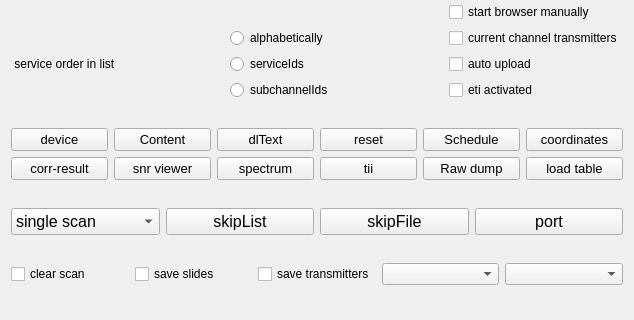
First picture: the form in qt-dab-s5/forms-v5/config-helper.ui, repository JvanKatwijk/qt-dab, before the edit; both pictures show x 0 to 634 and y 239 to 559 of the 634 by 559 pixel window.
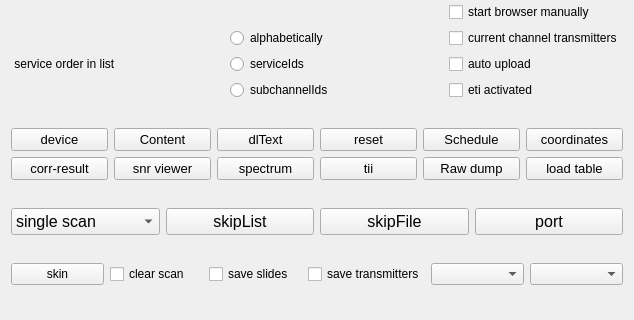
Second picture: the form after the edit. Custom widgets are drawn as their Qt base class.

Commit message: added skin selection

What changed in the file:
```diff
--- a/qt-dab-s5/forms-v5/config-helper.ui
+++ b/qt-dab-s5/forms-v5/config-helper.ui
@@ -596,6 +596,13 @@
    </item>
    <item>
     <layout class="QHBoxLayout" name="horizontalLayout_2">
+     <item>
+      <widget class="smallPushButton" name="skinSelector">
+       <property name="text">
+        <string>skin</string>
+       </property>
+      </widget>
+     </item>
      <item>
       <widget class="QCheckBox" name="clearScan_Selector">
        <property name="text">
```
The commit also changes 7 other files.
